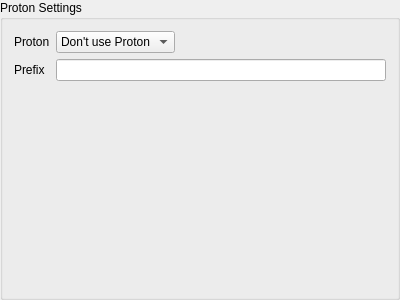
Old version of the form rare/ui/components/tabs/settings/proton.ui in the repository RareDevs/Rare.
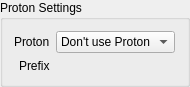
New version of the form.

Diff of the .ui file:
```diff
--- a/rare/ui/components/tabs/settings/proton.ui
+++ b/rare/ui/components/tabs/settings/proton.ui
@@ -6,8 +6,8 @@
    <rect>
     <x>0</x>
     <y>0</y>
-    <width>400</width>
-    <height>300</height>
+    <width>190</width>
+    <height>86</height>
    </rect>
   </property>
   <property name="windowTitle">
@@ -16,7 +16,10 @@
   <property name="title">
    <string>Proton Settings</string>
   </property>
-  <layout class="QFormLayout" name="formLayout">
+  <layout class="QFormLayout" name="proton_settings_layout">
+   <property name="labelAlignment">
+    <set>Qt::AlignRight|Qt::AlignTrailing|Qt::AlignVCenter</set>
+   </property>
    <item row="0" column="0">
     <widget class="QLabel" name="proton_wrapper_label">
      <property name="text">
@@ -47,7 +50,7 @@
     </widget>
    </item>
    <item row="1" column="1">
-    <widget class="QLineEdit" name="placeholder_prefix_edit"/>
+    <layout class="QHBoxLayout" name="prefix_layout"/>
    </item>
   </layout>
  </widget>
```
Left out of the diff: 2 changed lines with no effect on the pictures.
